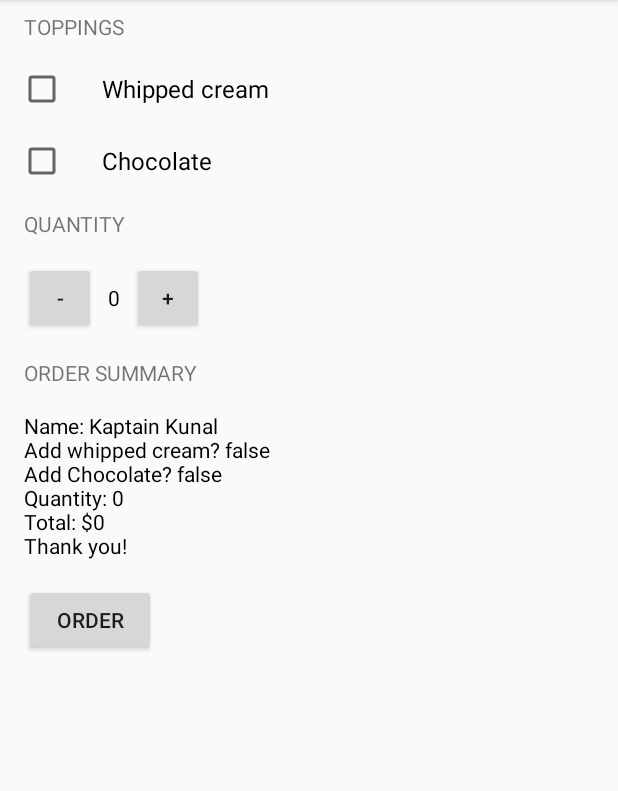
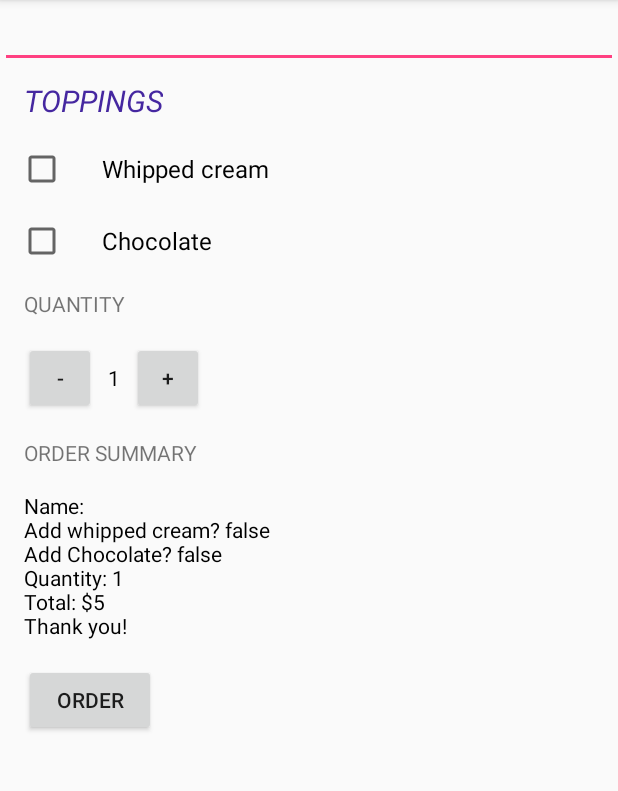
Before and after one commit to Callmemalina/JustJava, an Android app: the screen it shows after launch (MainActivity), after a tap on "ORDER", on a phone screen of 412 x 824 dp, the part 84-875 px from its top. Run offline under Robolectric (Android 15) with nearby library versions, the phone set to English and light mode, and no system bars.

Commit message:
Nova aktualizace2

```diff
--- a/app/src/main/java/com/example/android/justjava/MainActivity.java
+++ b/app/src/main/java/com/example/android/justjava/MainActivity.java
@@ -1,11 +1,15 @@
 package com.example.android.justjava;
 
+import android.content.Intent;
+import android.net.Uri;
 import android.os.Bundle;
 import android.support.v7.app.ActionBarActivity;
 import android.util.Log;
 import android.view.View;
 import android.widget.CheckBox;
+import android.widget.EditText;
 import android.widget.TextView;
+import android.widget.Toast;
 
 import java.text.NumberFormat;
 
@@ -14,7 +18,7 @@ import java.text.NumberFormat;
  */
 public class MainActivity extends ActionBarActivity {
 
-    int quantity = 0;
+    int quantity = 1;
 
     @Override
     protected void onCreate(Bundle savedInstanceState) {
@@ -29,6 +33,12 @@ public class MainActivity extends ActionBarActivity {
      * This method is called when the plus button is clicked.
      */
     public void increment(View view) {
+
+        if (quantity == 100) {
+            Toast.makeText(this, "You cannot have more than 100 coffees!", Toast.LENGTH_SHORT).show();
+            return;
+        }
+
         quantity = quantity + 1;
         displayQuantity(quantity);
 
@@ -38,6 +48,14 @@ public class MainActivity extends ActionBarActivity {
      * This method is called when the minus button is clicked.
      */
     public void decrement(View view) {
+
+        if (quantity == 1) {
+            Toast.makeText(this, "You cannot have less than 1 coffee!", Toast.LENGTH_SHORT).show();
+            return;
+        }
+
+
+
         quantity = quantity - 1;
         displayQuantity(quantity);
 
@@ -48,6 +66,7 @@ public class MainActivity extends ActionBarActivity {
      * This method is called when the order button is clicked.
      */
     public void submitOrder(View view) {
+
         CheckBox whippedCreamCheckBox = (CheckBox) findViewById(R.id.whipped_cream_checkbox);
         boolean hasWhippedCream = whippedCreamCheckBox.isChecked();
         Log.v("MainActivity", "Has Whipped Cream" + hasWhippedCream);
@@ -55,13 +74,24 @@ public class MainActivity extends ActionBarActivity {
         boolean hasChocolate = ChocolateCheckBox.isChecked();
         Log.v("MainActivity", "Has chocolate" + hasChocolate);
 
-        int price = calculatePrice();
-        String priceMessage = createOrderSummary(price, hasWhippedCream, hasChocolate);
+        EditText writtenName = (EditText)findViewById(R.id.edit_text_name);
+        String hasName = writtenName.getText().toString();
+
+        int price = calculatePrice(hasWhippedCream, hasChocolate);
+        String priceMessage = createOrderSummary(price, hasWhippedCream, hasChocolate,hasName);
+
+        Intent intent = new Intent(Intent.ACTION_SENDTO);
+        intent.setData(Uri.parse("mailto:")); // only email apps should handle this
+        intent.putExtra(Intent.EXTRA_SUBJECT, "Just Java order for " + hasName);
+        intent.putExtra(Intent.EXTRA_TEXT, priceMessage);
+        if (intent.resolveActivity(getPackageManager()) != null) {
+            startActivity(intent);
+        }
+
         displayMessage(priceMessage);
+    }
 
 
-
-    }
 
 
     /**
@@ -70,13 +100,23 @@ public class MainActivity extends ActionBarActivity {
      *
      * @return total price
      */
-    private int calculatePrice() {
-        return quantity * 5;
+    private int calculatePrice(boolean addWhippedCream, boolean addChocolate) {
+        int basePrice = 5;
+
+        if (addWhippedCream) {
+            basePrice = basePrice + 1;
+        }
+
+        if (addChocolate) {
+            basePrice = basePrice + 2;
+        }
+
+        return quantity * basePrice;
 
     }
 
-    private String createOrderSummary(int price, boolean addWhippedCream, boolean addChocolate) {
-        String priceMessage = "Name: Kaptain Kunal";
+    private String createOrderSummary(int price, boolean addWhippedCream, boolean addChocolate, String addName) {
+        String priceMessage = "Name: " + addName;
         priceMessage += "\nAdd whipped cream? " + addWhippedCream;
         priceMessage += "\nAdd Chocolate? " + addChocolate;
         priceMessage += "\nQuantity: " + quantity;
--- a/app/src/main/res/layout/activity_main.xml
+++ b/app/src/main/res/layout/activity_main.xml
@@ -13,9 +13,18 @@
 <LinearLayout
     android:layout_width="match_parent"
     android:layout_height="match_parent"
-
     android:orientation="vertical"
     >
+
+
+    <EditText
+        android:id="@+id/edit_text_name"
+        android:layout_width="match_parent"
+        android:layout_height="wrap_content"
+        android:inputType="text"
+
+        />
+
 
     <TextView
         android:layout_width="wrap_content"
@@ -23,6 +32,7 @@
         android:text="TOPPINGS"
         android:layout_marginTop="8dp"
         android:layout_marginLeft="16dp"
+        style="@style/CustomText"
         />
 
     <CheckBox
@@ -77,7 +87,7 @@
         android:id="@+id/quantity_text_view"
         android:layout_width="wrap_content"
         android:layout_height="wrap_content"
-        android:text="0"
+        android:text="1"
         android:textColor="#000000"
         android:layout_marginLeft="8dp"
 
@@ -129,6 +139,5 @@
 
 
 
-
 </LinearLayout>
     </ScrollView>
--- a/app/src/main/res/values/styles.xml
+++ b/app/src/main/res/values/styles.xml
@@ -8,4 +8,11 @@
         <item name="colorAccent">@color/colorAccent</item>
     </style>
 
+    <style name="CustomText" >
+        <item name="android:textSize">20sp</item>
+        <item name="android:textColor">#4527A0</item>
+        <item name="android:textStyle">italic</item>
+
+    </style>
+
 </resources>
```
